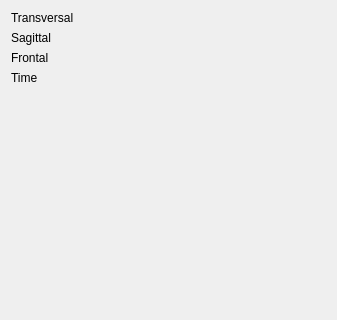
Before: the Qt Designer form Modules/Bundles/org.mitk.gui.qt.imagenavigator/src/internal/QmitkImageNavigatorViewControls.ui in MITK/MITK, drawn with Qt 5; both pictures show x 0 to 337 and y 0 to 320 of the 337 by 514 pixel window.
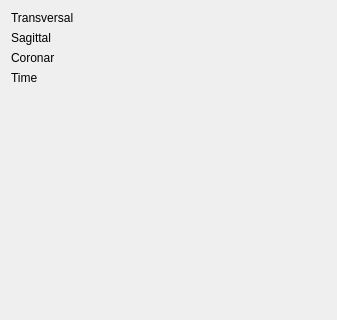
After: the same form once the commit is applied. Custom widgets are drawn as their Qt base class.

Commit message: FIX (#3410): changed slider name from "Frontal" to "Coronar"

The edit to the form file:
```diff
--- a/Modules/Bundles/org.mitk.gui.qt.imagenavigator/src/internal/QmitkImageNavigatorViewControls.ui
+++ b/Modules/Bundles/org.mitk.gui.qt.imagenavigator/src/internal/QmitkImageNavigatorViewControls.ui
@@ -81,7 +81,7 @@
       </sizepolicy>
      </property>
      <property name="text">
-      <string>Frontal</string>
+      <string>Coronar</string>
      </property>
     </widget>
    </item>
```
